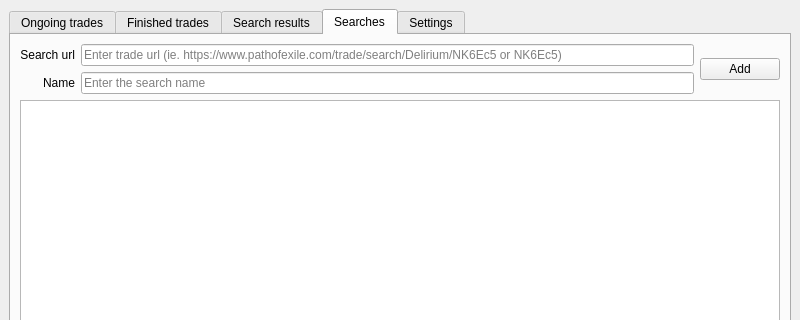
The window that mainwindow.ui (azais-corentin/StillSane) describes before a commit, drawn with Qt 5; both pictures show x 0 to 800 and y 0 to 320 of the 800 by 600 pixel window.
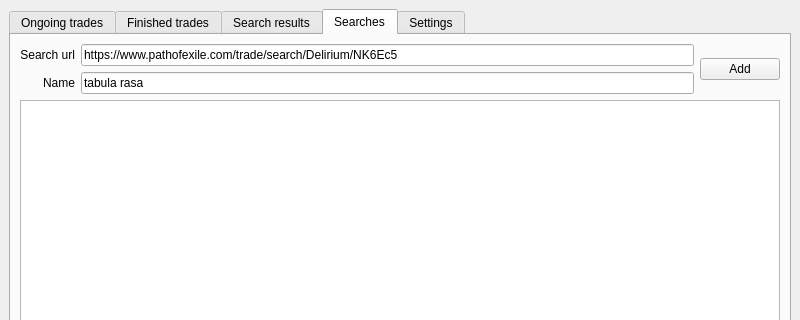
The same window after the commit.

Commit message: Add working live search without any display

```diff
--- a/mainwindow.ui
+++ b/mainwindow.ui
@@ -89,6 +89,9 @@
         </item>
         <item row="0" column="1">
          <widget class="QLineEdit" name="eSearchUrl">
+          <property name="text">
+           <string>https://www.pathofexile.com/trade/search/Delirium/NK6Ec5</string>
+          </property>
           <property name="placeholderText">
            <string>Enter trade url (ie. https://www.pathofexile.com/trade/search/Delirium/NK6Ec5 or NK6Ec5)</string>
           </property>
@@ -106,6 +109,9 @@
         </item>
         <item row="1" column="1">
          <widget class="QLineEdit" name="eSearchName">
+          <property name="text">
+           <string>tabula rasa</string>
+          </property>
           <property name="placeholderText">
            <string>Enter the search name</string>
           </property>
```
Left out of the diff: 3 changed lines with no effect on the pictures. The commit also changes 10 other files.
